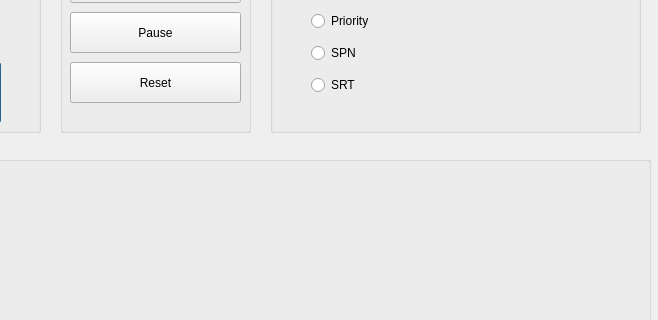
Above: mainwindow.ui from RobinEchoAlex/single-processor-scheduling-demo before the change; both pictures show x 410 to 1068 and y 85 to 405 of the 1068 by 694 pixel window. Below: the same form after it.
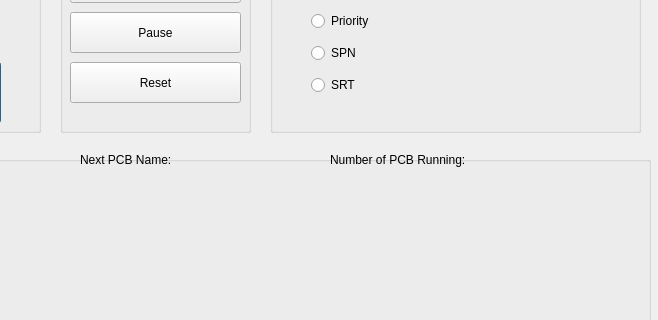
That is the form after the change.

What changed in the file:
```diff
--- a/mainwindow.ui
+++ b/mainwindow.ui
@@ -604,6 +604,58 @@
       </item>
      </layout>
     </widget>
+    <widget class="QLabel" name="label_2">
+     <property name="geometry">
+      <rect>
+       <x>730</x>
+       <y>10</y>
+       <width>201</width>
+       <height>16</height>
+      </rect>
+     </property>
+     <property name="text">
+      <string>Number of PCB Running:</string>
+     </property>
+    </widget>
+    <widget class="QLabel" name="label">
+     <property name="geometry">
+      <rect>
+       <x>480</x>
+       <y>10</y>
+       <width>121</width>
+       <height>16</height>
+      </rect>
+     </property>
+     <property name="text">
+      <string>Next PCB Name:</string>
+     </property>
+    </widget>
+    <widget class="QLabel" name="NextPcbNameValue">
+     <property name="geometry">
+      <rect>
+       <x>630</x>
+       <y>10</y>
+       <width>72</width>
+       <height>15</height>
+      </rect>
+     </property>
+     <property name="text">
+      <string> </string>
+     </property>
+    </widget>
+    <widget class="QLabel" name="NumberOfPCBRunning">
+     <property name="geometry">
+      <rect>
+       <x>940</x>
+       <y>10</y>
+       <width>72</width>
+       <height>15</height>
+      </rect>
+     </property>
+     <property name="text">
+      <string> </string>
+     </property>
+    </widget>
    </widget>
    <widget class="QGroupBox" name="groupBox_5">
     <property name="geometry">
```
